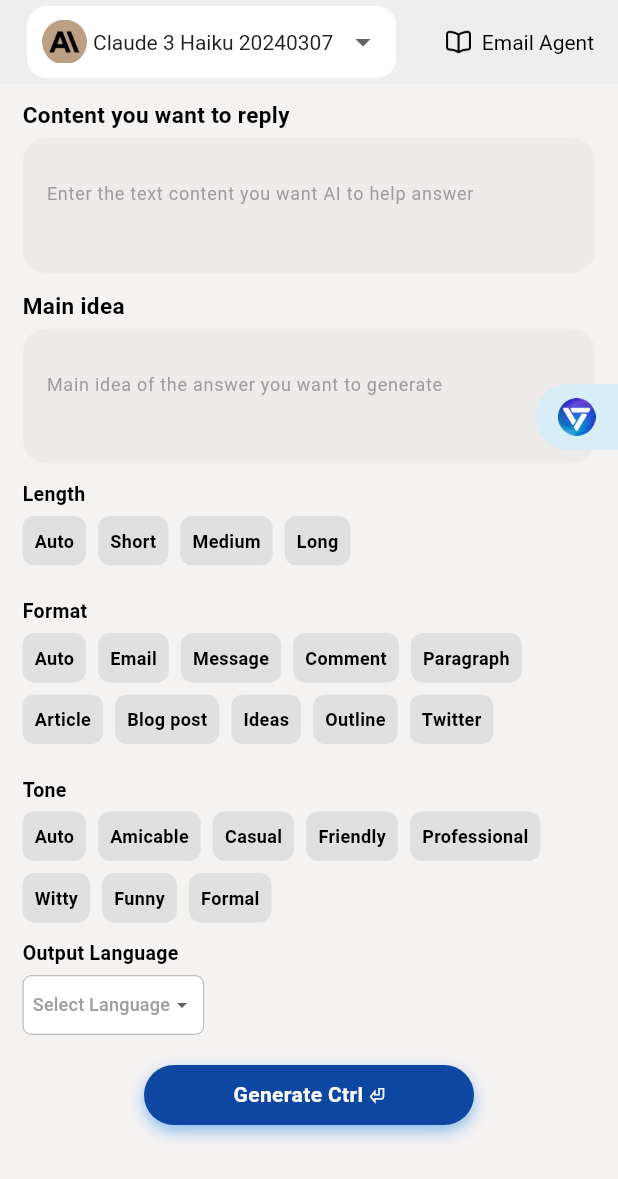
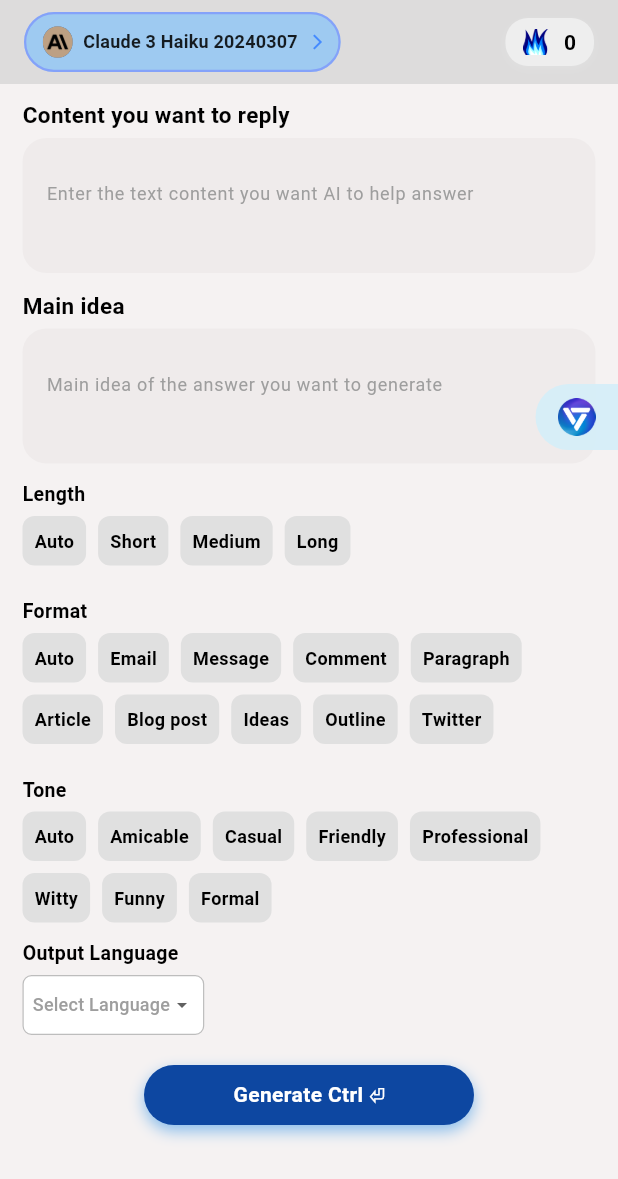
Before and after one commit to korrotta/New-Jarvis, a Flutter app: the ScreenSetUpEmail screen opened by its route, on a phone screen of 412 x 824 dp. Shown: the top 1179 px of the screen. Run offline on Flutter 3.47's test engine with Material 3 defaults, Android fonts, the phone set to English and light mode, and no system bars; our stand-ins replace connectivity_plus, file_picker, flutter_markdown, google_fonts, google_sign_in, googleapis_auth and 1 more; missing offline and left inert: googleapis; accounts and stored records are empty; network calls fail; Roboto replaces fonts that are missing (Arial).

Commit message:
update ui choose ai assistant

```diff
--- a/newjarvis/lib/components/ai_assistant/ai_agent.dart
+++ b/newjarvis/lib/components/ai_assistant/ai_agent.dart
@@ -14,22 +14,25 @@ class AiAgent extends StatelessWidget {
   Widget build(BuildContext context) {
     return Row(
       children: [
+        const SizedBox(width: 3),
         ClipOval(
-          child: Image.asset(
-            AiIcon,
-            fit: BoxFit.cover,
-            width: 30,
-            height: 30,
+          child: Container(
+            color: Colors.blue.shade800,
+            child: Image.asset(
+              AiIcon,
+              fit: BoxFit.cover,
+              width: 20,
+              height: 21,
+            ),
           ),
         ),
-        Padding(
-          padding: const EdgeInsets.only(left: 4.0),
-          child: Text(
-            AiName,
-            style: TextStyle(
-              color: Theme.of(context).colorScheme.inversePrimary,
-              fontSize: 14,
-            ),
+        const SizedBox(width: 7),
+        Text(
+          AiName,
+          style: const TextStyle(
+            color: Colors.black87,
+            fontSize: 12,
+            fontWeight: FontWeight.w600,
           ),
         ),
       ],
--- a/newjarvis/lib/components/ai_chat/ai_model_selection_section.dart
+++ b/newjarvis/lib/components/ai_chat/ai_model_selection_section.dart
@@ -35,42 +35,27 @@ class _AiModelSelectionSectionState extends State<AiModelSelectionSection> {
 
   @override
   Widget build(BuildContext context) {
-    // Create spinner for AI Agents
     return Container(
-      padding: const EdgeInsets.symmetric(horizontal: 10),
+      height: 40, // Điều chỉnh chiều cao
+      padding: const EdgeInsets.symmetric(horizontal: 8), // Giảm padding
       decoration: BoxDecoration(
-        color: Theme.of(context).colorScheme.surface,
-        borderRadius: BorderRadius.circular(15),
-        border: Border.all(
-          color: Theme.of(context).colorScheme.secondary,
-          width: 2,
+        color: const Color.fromARGB(150, 114, 189, 255),
+        borderRadius: BorderRadius.circular(20),
+        border: Border.all(color: const Color.fromARGB(152, 114, 135, 255), width: 1.5),
       ),
-      ),
-      child: Row(
-        children: [
-          Tooltip(
-            message: "Select the AI Agent you want",
+      child: DropdownButtonHideUnderline(
         child: DropdownButton<String>(
           value: _selectedAiId,
-              icon: const Icon(Icons.arrow_drop_down),
-              iconSize: 24,
-              elevation: 16,
-              style: TextStyle(
-                color: Theme.of(context).colorScheme.inversePrimary,
-                fontSize: 14,
-              ),
-              underline: Container(
-                height: 2,
-                color: Theme.of(context).colorScheme.surface,
-              ),
+          icon: const Icon(Icons.arrow_forward_ios, color: Colors.blueAccent, size: 12),
+          borderRadius: BorderRadius.circular(20),
+          dropdownColor: Colors.blue.shade100,
           onChanged: (String? newValue) {
             setState(() {
               _selectedAiId = newValue!;
               widget.onAiSelected(newValue);
             });
           },
-              items: _aiIds.map<DropdownMenuItem<String>>(
-                (String value) {
+          items: _aiIds.map<DropdownMenuItem<String>>((String value) {
             String imageName;
             if (value.contains('claude')) {
               imageName = 'claude';
@@ -79,7 +64,7 @@ class _AiModelSelectionSectionState extends State<AiModelSelectionSection> {
             } else if (value.contains('gpt')) {
               imageName = 'gpt';
             } else {
-                    imageName = 'icon'; // Fallback image if needed
+              imageName = 'icon';
             }
             return DropdownMenuItem<String>(
               value: value,
@@ -88,11 +73,8 @@ class _AiModelSelectionSectionState extends State<AiModelSelectionSection> {
                 AiName: _formatAiId(value),
               ),
             );
-                },
-              ).toList(),
+          }).toList(),
         ),
-          ),
-        ],
       ),
     );
   }
--- a/newjarvis/lib/pages/screen_write.dart
+++ b/newjarvis/lib/pages/screen_write.dart
@@ -3,6 +3,8 @@ import 'package:newjarvis/components/ai_chat/ai_model_selection_section.dart';
 import 'package:newjarvis/components/language_component.dart';
 import 'package:newjarvis/enums/id.dart';
 import 'package:newjarvis/models/assistant_model.dart';
+import 'package:newjarvis/models/token_usage_model.dart';
+import 'package:newjarvis/services/api_service.dart';
 import 'package:provider/provider.dart';
 import 'package:newjarvis/components/route/route_controller.dart';
 import 'package:newjarvis/components/widgets/floating_button.dart';
@@ -20,6 +22,10 @@ class ScreenSetUpEmail extends StatefulWidget {
 }
 
 class _ScreenSetUpEmail extends State<ScreenSetUpEmail> {
+
+  String _remainingUsage = '0';
+  final ApiService _apiService = ApiService();
+
   // Controllers cho các TextField
   final TextEditingController contentController = TextEditingController();
   final TextEditingController mainIdeaController = TextEditingController();
@@ -71,6 +77,7 @@ class _ScreenSetUpEmail extends State<ScreenSetUpEmail> {
   void dispose() {
     contentController.dispose();
     mainIdeaController.dispose();
+
     super.dispose();
   }
 
@@ -82,6 +89,62 @@ class _ScreenSetUpEmail extends State<ScreenSetUpEmail> {
     // Navigate to the selected page
     RouteController.navigateTo(index);
   }
+
+  @override
+  void initState() {
+    super.initState();
+    _fetchRemainingUsage();
+  }
+
+
+  Future<void> _fetchRemainingUsage() async {
+    try {
+      final TokenUsageModel tokenUsage = await _apiService.getTokenUsage();
+      setState(() {
+        _remainingUsage = tokenUsage.remainingTokens;
+      });
+    } catch (e) {
+      // Error fetching remaining tokens
+    }
+  }
+
+  // Hàm xây dựng biểu tượng ngọn lửa kèm số
+  Widget _buildFireBadge(String count) {
+  return Container(
+    padding: const EdgeInsets.symmetric(horizontal: 12.0, vertical: 7.0),
+    decoration: BoxDecoration(
+      color: Colors.grey.shade200, // Nền màu sáng
+      borderRadius: BorderRadius.circular(15.0), // Bo góc
+      boxShadow: [
+        BoxShadow(
+          color: Colors.grey.shade300,
+          blurRadius: 4.0, // Hiệu ứng bóng mờ
+          offset: const Offset(0, 2),
+        ),
+      ],
+    ),
+    child: Row(
+      mainAxisSize: MainAxisSize.min,
+      children: [
+        Image.asset(
+          "assets/images/fire_blue.png", // Thay bằng đường dẫn icon ngọn lửa của bạn
+          width: 17,
+          height: 17,
+          fit: BoxFit.cover,
+        ),
+        const SizedBox(width: 10), // Khoảng cách giữa icon và số
+        Text(
+          count,
+          style: const TextStyle(
+            color: Colors.black,
+            fontWeight: FontWeight.bold,
+            fontSize: 14.0,
+          ),
+        ),
+      ],
+    ),
+  );
+}
 
   void onGeneratePressed() async {
     if (contentController.text.trim().isEmpty ||
@@ -245,26 +308,20 @@ class _ScreenSetUpEmail extends State<ScreenSetUpEmail> {
 
   AppBar _buildAppBar() {
     return AppBar(
-      backgroundColor: const Color.fromRGBO(238, 238, 238, 1),
+      backgroundColor: const Color.fromARGB(136, 200, 200, 200),  // .fromRGBO(238, 238, 238, 1),
       title: Row(
+        mainAxisAlignment: MainAxisAlignment.spaceBetween,
         children: [
-          /*const Text(
-            "Email",
-            style: TextStyle(
-              color: Colors.black,
-              fontWeight: FontWeight.bold,
-              fontFamily: "Times New Roman",
-              fontSize: 23,
-            ),
-            textAlign: TextAlign.left,
-          ),*/
+
 
           AiModelSelectionSection(
             onAiSelected: (String aiId) {
               _handleSelectedAI(context, aiId);
             },
           ),
-          Expanded(
+          const SizedBox(width: 30),
+          _buildFireBadge(_remainingUsage),
+          /*Expanded(
             child: Row(
               mainAxisAlignment: MainAxisAlignment.end,
               mainAxisSize: MainAxisSize.min,
@@ -294,7 +351,7 @@ class _ScreenSetUpEmail extends State<ScreenSetUpEmail> {
                 ),
               ],
             ),
-          ),
+          ),*/
         ],
       ),
       elevation: 0,
```
Also changed, not shown: newjarvis/lib/components/widgets/bottom_nav_section.dart (+3 -8 lines), newjarvis/lib/pages/chat_page.dart (+62 -1 lines). Lines whose indentation alone changed are shown as unchanged.
